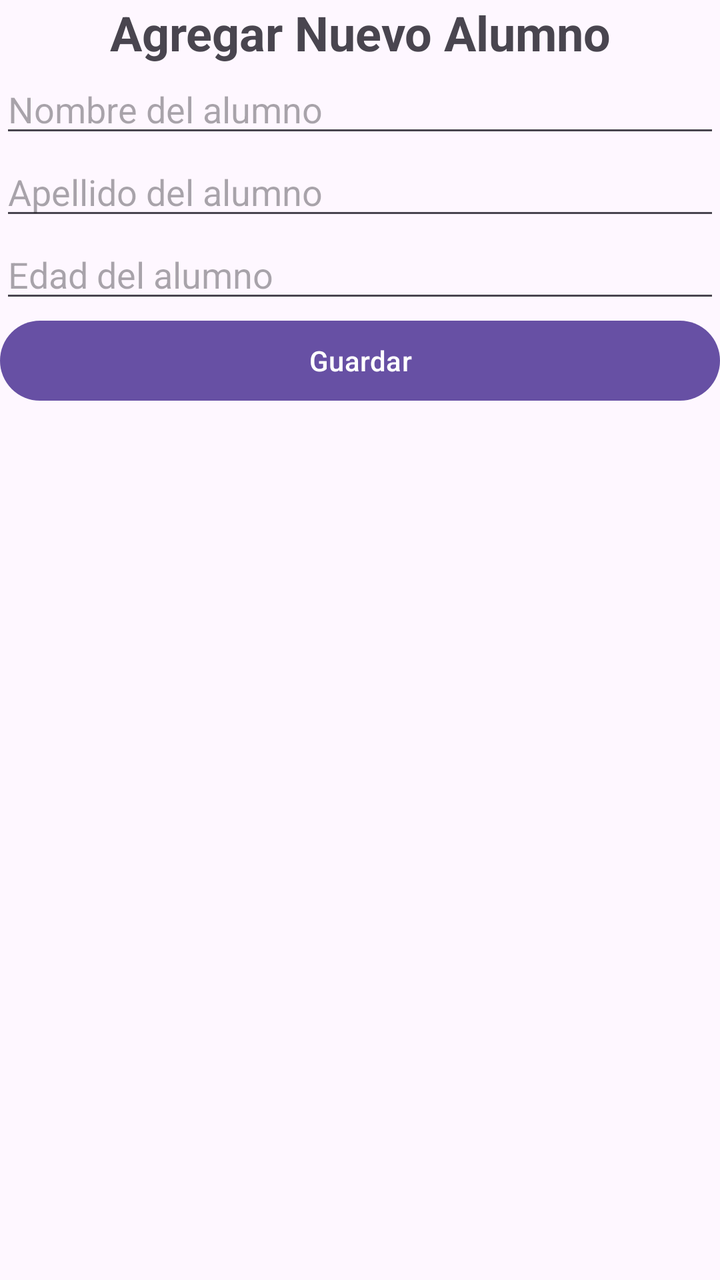
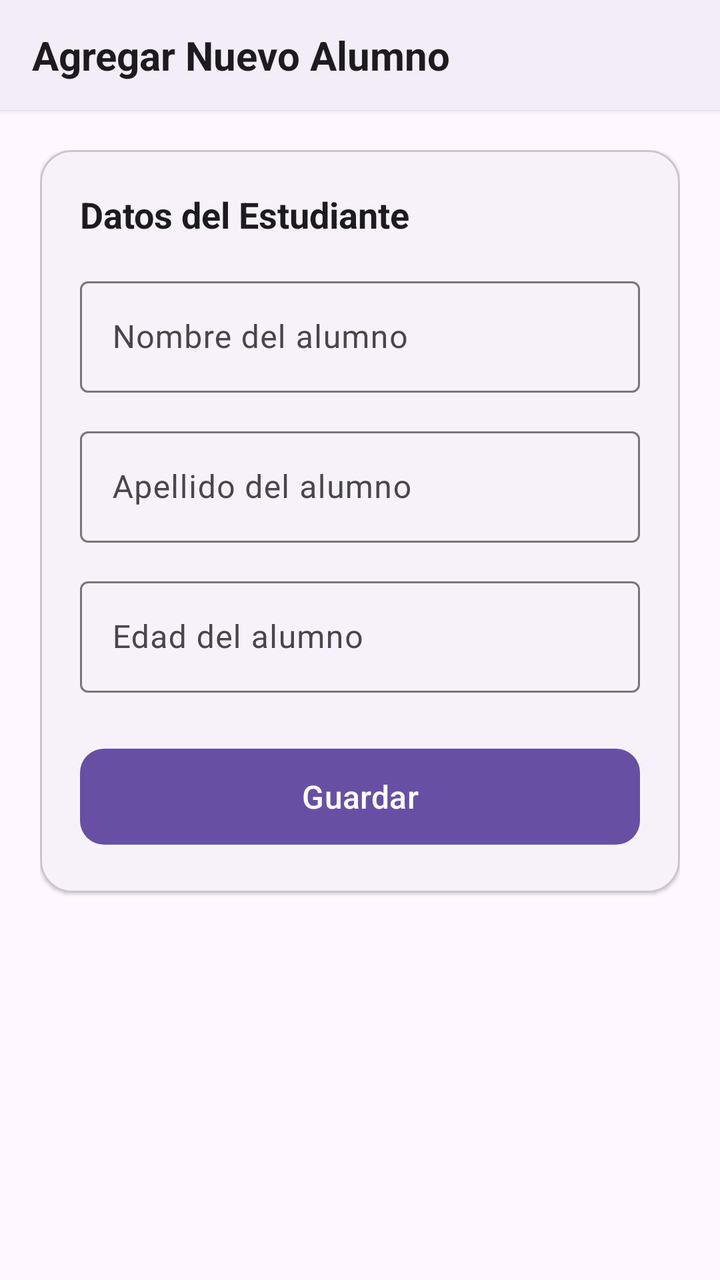

Before-and-after screenshots of an Android layout around one commit, followed by the original layout XML and the change that was made.
<!-- AndroidManifest.xml: application theme Theme.RetrofitCrudApp -->
<!-- res/layout/activity_crear_alumno.xml -->
<?xml version="1.0" encoding="utf-8"?>
<LinearLayout xmlns:android="http://schemas.android.com/apk/res/android"
    xmlns:app="http://schemas.android.com/apk/res-auto"
    xmlns:tools="http://schemas.android.com/tools"
    android:id="@+id/main"
    android:layout_width="match_parent"
    android:layout_height="match_parent"
    tools:context=".CrearAlumnoActivity"
    android:orientation="vertical">
    <TextView
        android:layout_width="match_parent"
        android:layout_height="wrap_content"
        android:text="Agregar Nuevo Alumno"
        android:textSize="24sp"
        android:textStyle="bold"
        android:gravity="center" />
    <EditText
        android:id="@+id/editTextNombre"
        android:layout_width="match_parent"
        android:layout_height="wrap_content"
        android:hint="Nombre del alumno"
        android:inputType="text" />
    <EditText
        android:id="@+id/editTextApellido"
        android:layout_width="match_parent"
        android:layout_height="wrap_content"
        android:hint="Apellido del alumno"
        android:inputType="text" />
    <EditText
        android:id="@+id/editTextEdad"
        android:layout_width="match_parent"
        android:layout_height="wrap_content"
        android:hint="Edad del alumno"
        android:inputType="number" />
    <Button
        android:id="@+id/btnGuardar"
        android:layout_width="match_parent"
        android:layout_height="wrap_content"
        android:text="Guardar" />
</LinearLayout>
<!-- resources referenced by this layout -->
<resources>
  <style name="Theme.RetrofitCrudApp" parent="Base.Theme.RetrofitCrudApp" />
  <style name="Base.Theme.RetrofitCrudApp" parent="Theme.Material3.DayNight.NoActionBar">
          
          
      </style>
</resources>

<!-- the commit's change to res/layout/activity_crear_alumno.xml (unified diff, before → after) -->
@@ -1,40 +1,141 @@
 <?xml version="1.0" encoding="utf-8"?>
-<LinearLayout xmlns:android="http://schemas.android.com/apk/res/android"
+<androidx.constraintlayout.widget.ConstraintLayout
+    xmlns:android="http://schemas.android.com/apk/res/android"
     xmlns:app="http://schemas.android.com/apk/res-auto"
     xmlns:tools="http://schemas.android.com/tools"
     android:id="@+id/main"
     android:layout_width="match_parent"
     android:layout_height="match_parent"
-    tools:context=".CrearAlumnoActivity"
-    android:orientation="vertical">
-    <TextView
+    android:background="?attr/colorSurface"
+    tools:context=".CrearAlumnoActivity">
+
+    
+    <com.google.android.material.card.MaterialCardView
+        android:id="@+id/headerCard"
         android:layout_width="match_parent"
         android:layout_height="wrap_content"
-        android:text="Agregar Nuevo Alumno"
-        android:textSize="24sp"
-        android:textStyle="bold"
-        android:gravity="center" />
-    <EditText
-        android:id="@+id/editTextNombre"
-        android:layout_width="match_parent"
-        android:layout_height="wrap_content"
-        android:hint="Nombre del alumno"
-        android:inputType="text" />
-    <EditText
-        android:id="@+id/editTextApellido"
-        android:layout_width="match_parent"
-        android:layout_height="wrap_content"
-        android:hint="Apellido del alumno"
-        android:inputType="text" />
-    <EditText
-        android:id="@+id/editTextEdad"
-        android:layout_width="match_parent"
-        android:layout_height="wrap_content"
-        android:hint="Edad del alumno"
-        android:inputType="number" />
-    <Button
-        android:id="@+id/btnGuardar"
-        android:layout_width="match_parent"
-        android:layout_height="wrap_content"
-        android:text="Guardar" />
-</LinearLayout>
+        app:cardCornerRadius="0dp"
+        app:cardElevation="2dp"
+        app:strokeWidth="0dp"
+        app:cardBackgroundColor="?attr/colorSurfaceContainer"
+        app:layout_constraintTop_toTopOf="parent"
+        app:layout_constraintStart_toStartOf="parent"
+        app:layout_constraintEnd_toEndOf="parent">
+
+        <LinearLayout
+            android:layout_width="match_parent"
+            android:layout_height="wrap_content"
+            android:orientation="horizontal"
+            android:gravity="center_vertical"
+            android:paddingHorizontal="16dp"
+            android:paddingVertical="14dp">
+
+            <TextView
+                android:layout_width="wrap_content"
+                android:layout_height="wrap_content"
+                android:text="Agregar Nuevo Alumno"
+                android:textSize="20sp"
+                android:textStyle="bold"
+                android:textColor="?attr/colorOnSurface" />
+        </LinearLayout>
+    </com.google.android.material.card.MaterialCardView>
+
+    <ScrollView
+        android:layout_width="0dp"
+        android:layout_height="0dp"
+        android:fillViewport="true"
+        app:layout_constraintTop_toBottomOf="@id/headerCard"
+        app:layout_constraintBottom_toBottomOf="parent"
+        app:layout_constraintStart_toStartOf="parent"
+        app:layout_constraintEnd_toEndOf="parent">
+
+        <LinearLayout
+            android:layout_width="match_parent"
+            android:layout_height="wrap_content"
+            android:orientation="vertical"
+            android:padding="20dp">
+
+            <com.google.android.material.card.MaterialCardView
+                android:layout_width="match_parent"
+                android:layout_height="wrap_content"
+                app:cardCornerRadius="16dp"
+                app:cardElevation="1dp"
+                app:strokeWidth="1dp"
+                app:strokeColor="?attr/colorOutlineVariant"
+                app:cardBackgroundColor="?attr/colorSurfaceContainerLow">
+
+                <LinearLayout
+                    android:layout_width="match_parent"
+                    android:layout_height="wrap_content"
+                    android:orientation="vertical"
+                    android:padding="20dp">
+
+                    <TextView
+                        android:layout_width="wrap_content"
+                        android:layout_height="wrap_content"
+                        android:text="Datos del Estudiante"
+                        android:textSize="18sp"
+                        android:textStyle="bold"
+                        android:textColor="?attr/colorOnSurface"
+                        android:layout_marginBottom="16dp" />
+
+                    <com.google.android.material.textfield.TextInputLayout
+                        style="@style/Widget.Material3.TextInputLayout.OutlinedBox"
+                        android:layout_width="match_parent"
+                        android:layout_height="wrap_content"
+                        android:layout_marginBottom="14dp"
+                        android:hint="Nombre del alumno">
+
+                        <com.google.android.material.textfield.TextInputEditText
+                            android:id="@+id/editTextNombre"
+                            android:layout_width="match_parent"
+                            android:layout_height="wrap_content"
+                            android:inputType="textCapWords"
+                            android:maxLines="1" />
+                    </com.google.android.material.textfield.TextInputLayout>
+
+                    <com.google.android.material.textfield.TextInputLayout
+                        style="@style/Widget.Material3.TextInputLayout.OutlinedBox"
+                        android:layout_width="match_parent"
+                        android:layout_height="wrap_content"
+                        android:layout_marginBottom="14dp"
+                        android:hint="Apellido del alumno">
+
+                        <com.google.android.material.textfield.TextInputEditText
+                            android:id="@+id/editTextApellido"
+                            android:layout_width="match_parent"
+                            android:layout_height="wrap_content"
+                            android:inputType="textCapWords"
+                            android:maxLines="1" />
+                    </com.google.android.material.textfield.TextInputLayout>
+
+                    <com.google.android.material.textfield.TextInputLayout
+                        style="@style/Widget.Material3.TextInputLayout.OutlinedBox"
+                        android:layout_width="match_parent"
+                        android:layout_height="wrap_content"
+                        android:layout_marginBottom="24dp"
+                        android:hint="Edad del alumno">
+
+                        <com.google.android.material.textfield.TextInputEditText
+                            android:id="@+id/editTextEdad"
+                            android:layout_width="match_parent"
+                            android:layout_height="wrap_content"
+                            android:inputType="number"
+                            android:maxLines="1" />
+                    </com.google.android.material.textfield.TextInputLayout>
+
+                    <com.google.android.material.button.MaterialButton
+                        android:id="@+id/btnGuardar"
+                        android:layout_width="match_parent"
+                        android:layout_height="56dp"
+                        android:text="Guardar"
+                        android:textSize="16sp"
+                        app:cornerRadius="12dp" />
+
+                </LinearLayout>
+            </com.google.android.material.card.MaterialCardView>
+
+        </LinearLayout>
+    </ScrollView>
+
+</androidx.constraintlayout.widget.ConstraintLayout>
